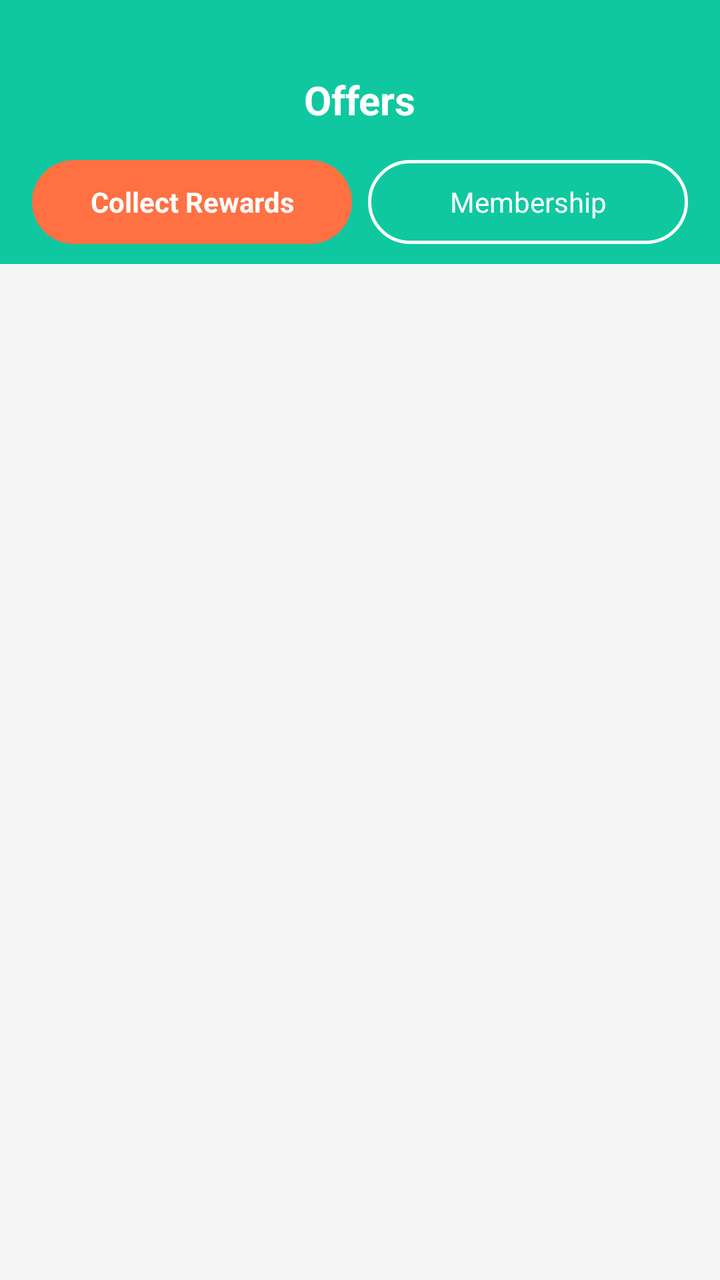
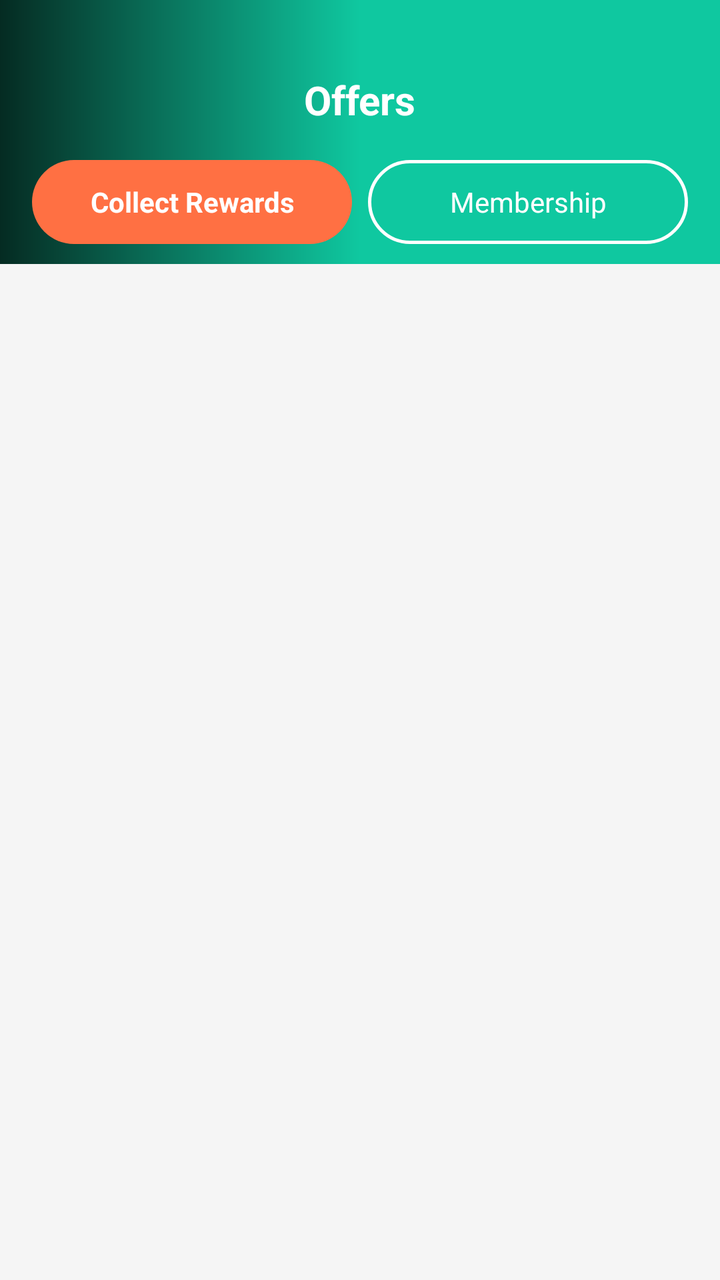

Compare the two renders of this Android layout. The source of the first and the diff that turns it into the second are given below.
<!-- AndroidManifest.xml: application theme Theme.Qride -->
<!-- res/layout/fragment_uu_dai.xml -->
<?xml version="1.0" encoding="utf-8"?>
<LinearLayout
    xmlns:android="http://schemas.android.com/apk/res/android"
    xmlns:app="http://schemas.android.com/apk/res-auto"
    android:layout_width="match_parent"
    android:layout_height="match_parent"
    android:orientation="vertical"
    android:background="#F5F5F5">

    
    <LinearLayout
        android:layout_width="match_parent"
        android:layout_height="80dp"
        android:background="@color/xanhNgoc"
        android:gravity="center"
        android:paddingTop="20dp">
        <TextView
            android:layout_width="wrap_content"
            android:layout_height="wrap_content"
            android:text="@string/nav_uu_dai"
            android:textColor="#FFFFFF"
            android:textSize="20sp"
            android:textStyle="bold"/>
    </LinearLayout>

    
    <LinearLayout
        android:layout_width="match_parent"
        android:layout_height="52dp"
        android:background="@color/xanhNgoc"
        android:paddingStart="16dp"
        android:paddingEnd="16dp"
        android:paddingBottom="10dp"
        android:orientation="horizontal">

        <TextView
            android:id="@+id/tabTichQua"
            android:layout_width="0dp"
            android:layout_height="match_parent"
            android:layout_weight="1"
            android:background="@drawable/bg_tab_active"
            android:gravity="center"
            android:text="@string/tab_tich_qua"
            android:textColor="#FFFFFF"
            android:textSize="14sp"
            android:textStyle="bold"
            android:layout_marginEnd="8dp"/>

        <TextView
            android:id="@+id/tabGoiHoiVien"
            android:layout_width="0dp"
            android:layout_height="match_parent"
            android:layout_weight="1"
            android:background="@drawable/bg_tab_inactive"
            android:gravity="center"
            android:text="@string/tab_membership"
            android:textColor="#FFFFFF"
            android:textSize="14sp"/>
    </LinearLayout>

    
    <androidx.recyclerview.widget.RecyclerView
        android:id="@+id/listVouchers"
        android:layout_width="match_parent"
        android:layout_height="0dp"
        android:layout_weight="1"
        android:paddingTop="12dp"
        android:paddingStart="12dp"
        android:paddingEnd="12dp"
        android:clipToPadding="false"
        app:layoutManager="androidx.recyclerview.widget.LinearLayoutManager"/>

</LinearLayout>
<!-- resources referenced by this layout -->
<resources>
  <color name="xanhNgoc">#0FC8A0</color>
  <!-- drawable bg_tab_active (drawable) -->
  <?xml version="1.0" encoding="utf-8"?>
  <shape xmlns:android="http://schemas.android.com/apk/res/android"
      android:shape="rectangle">
      <solid android:color="#FF7043"/>
      <corners android:radius="24dp"/>
  </shape>
  <!-- drawable bg_tab_inactive (drawable) -->
  <?xml version="1.0" encoding="utf-8"?>
  <shape xmlns:android="http://schemas.android.com/apk/res/android"
      android:shape="rectangle">
      <solid android:color="#00000000"/>
      <stroke android:width="1.5dp" android:color="#FFFFFF"/>
      <corners android:radius="24dp"/>
  </shape>
  <string name="nav_uu_dai">Offers</string>
  <string name="tab_membership">Membership</string>
  <string name="tab_tich_qua">Collect Rewards</string>
  <style name="Theme.Qride" parent="Base.Theme.Qride" />
  <style name="Base.Theme.Qride" parent="Theme.Material3.DayNight.NoActionBar">
          
          
      </style>
</resources>

<!-- the commit's change to res/layout/fragment_uu_dai.xml (unified diff, before → after) -->
@@ -11,7 +11,8 @@
     <LinearLayout
         android:layout_width="match_parent"
         android:layout_height="80dp"
-        android:background="@color/xanhNgoc"
+
+        android:background="@drawable/bg_gradient_nhapmaqr"
         android:gravity="center"
         android:paddingTop="20dp">
         <TextView
@@ -27,7 +28,7 @@
     <LinearLayout
         android:layout_width="match_parent"
         android:layout_height="52dp"
-        android:background="@color/xanhNgoc"
+        android:background="@drawable/bg_gradient_nhapmaqr"
         android:paddingStart="16dp"
         android:paddingEnd="16dp"
         android:paddingBottom="10dp"
<!-- resource entries referenced after the edit -->
@@ -1,5 +1,17 @@
 <!-- resources referenced by this layout -->
 <resources>
+  <!-- drawable bg_gradient_nhapmaqr (drawable) -->
+  <?xml version="1.0" encoding="utf-8"?>
+  <shape xmlns:android="http://schemas.android.com/apk/res/android"
+      android:shape="rectangle">
+  
+      <gradient
+          android:angle="9180" android:centerColor="#0FC8A0"
+          android:endColor="#052B22"
+          android:startColor="@color/xanhNgoc"
+          android:type="linear" />
+  
+  </shape>
   <color name="xanhNgoc">#0FC8A0</color>
   <!-- drawable bg_tab_active (drawable) -->
   <?xml version="1.0" encoding="utf-8"?>
